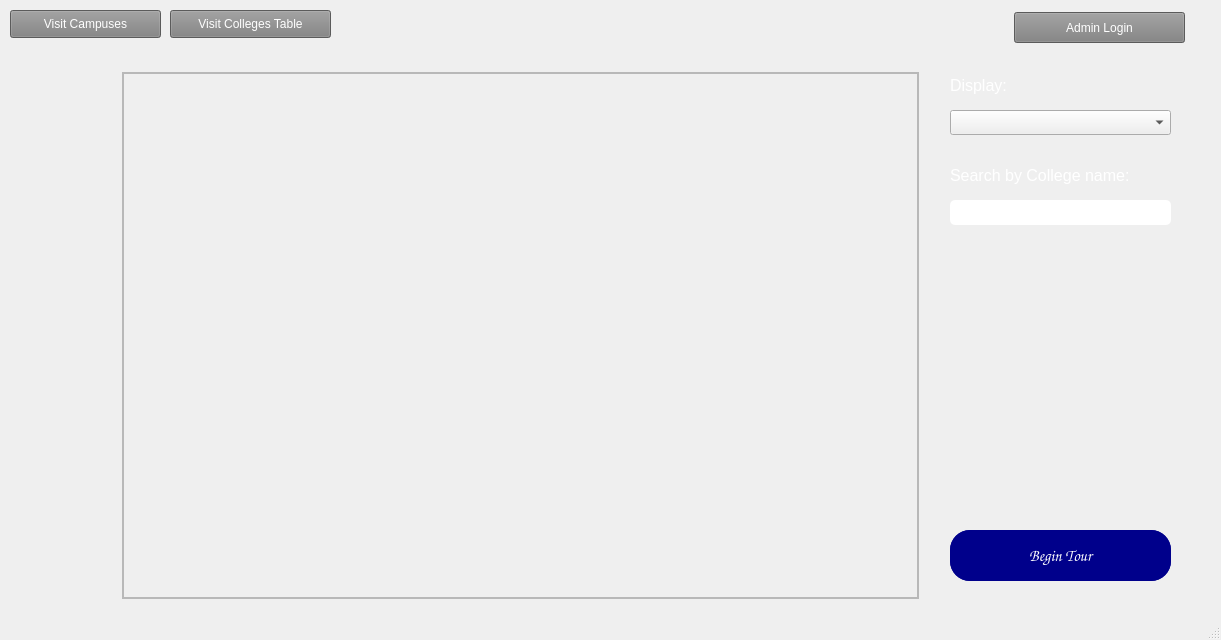
Before: the Qt Designer form src/mainwindow.ui in brianclinkenbeard/collegetour, drawn with Qt 5.
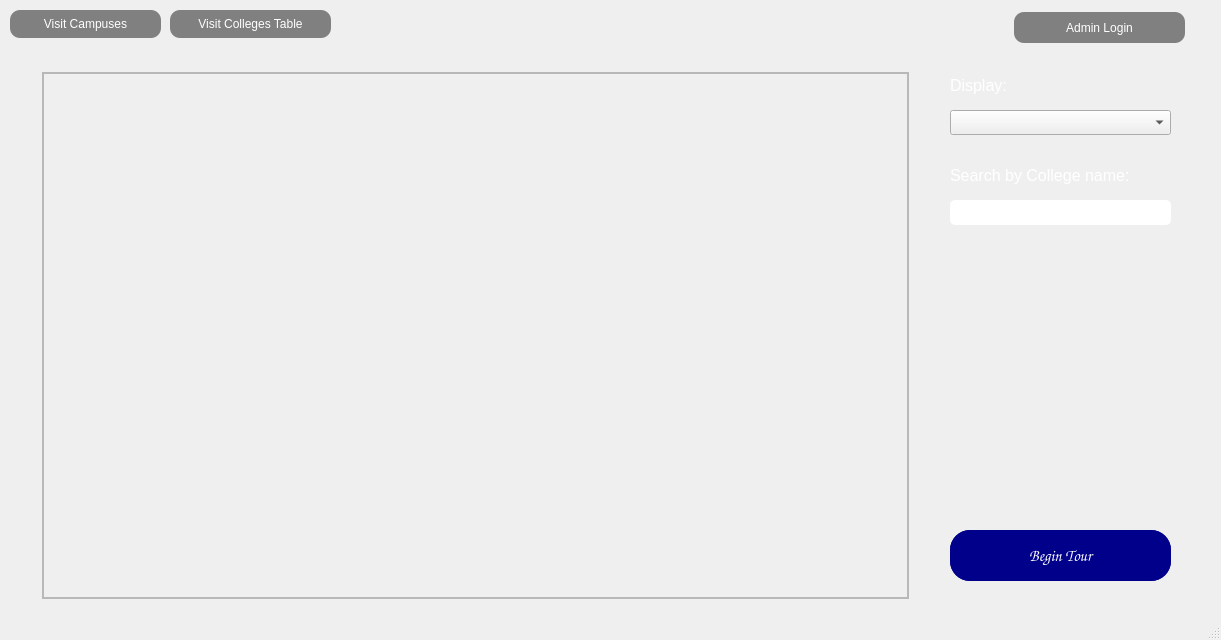
After: the same form once the commit is applied. Icons and pictures are not drawn.

```diff
--- a/src/mainwindow.ui
+++ b/src/mainwindow.ui
@@ -37,6 +37,8 @@
      <string notr="true">QPushButton {
 	background: gray;
 	color: white;
+	border-style: inset;
+	border-radius: 10px;
 }
 
 QPushButton:hover {
@@ -53,7 +55,7 @@
      <rect>
       <x>20</x>
       <y>50</y>
-      <width>1191</width>
+      <width>1201</width>
       <height>561</height>
      </rect>
     </property>
@@ -1599,9 +1601,9 @@
      <widget class="QTableWidget" name="display_college_table">
       <property name="geometry">
        <rect>
-        <x>100</x>
+        <x>20</x>
         <y>20</y>
-        <width>801</width>
+        <width>871</width>
         <height>531</height>
        </rect>
       </property>
@@ -1801,26 +1803,6 @@
        <set>Qt::AlignLeading|Qt::AlignLeft|Qt::AlignVCenter</set>
       </property>
      </widget>
-     <widget class="QPushButton" name="backPage_14">
-      <property name="geometry">
-       <rect>
-        <x>0</x>
-        <y>240</y>
-        <width>81</width>
-        <height>70</height>
-       </rect>
-      </property>
-      <property name="styleSheet">
-       <string notr="true">QPushButton {
-	background-image: url('res/back-xx.png');
-    background-repeat: no-repeat;
-    background-position: center center;
-}</string>
-      </property>
-      <property name="text">
-       <string/>
-      </property>
-     </widget>
     </widget>
    </widget>
    <widget class="QPushButton" name="colleges_table_button">
@@ -1836,6 +1818,8 @@
      <string notr="true">QPushButton {
 	background: gray;
 	color: white;
+	border-style: inset;
+	border-radius: 10px;
 }
 
 QPushButton:hover {
@@ -1860,6 +1844,8 @@
      <string notr="true">QPushButton {
 	background: gray;
 	color: white;
+	border-style: inset;
+	border-radius: 10px;
 }
 
 QPushButton:hover {
```
Left out of the diff: 12 changed lines with no effect on the pictures.
